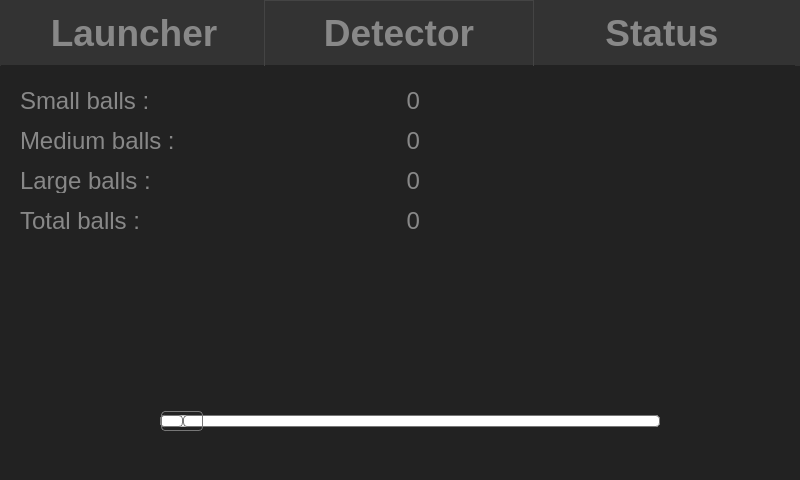
Above: mainwindow.ui from AlexVerschoot/MachineVisionGui before the change. Below: the same form after it.
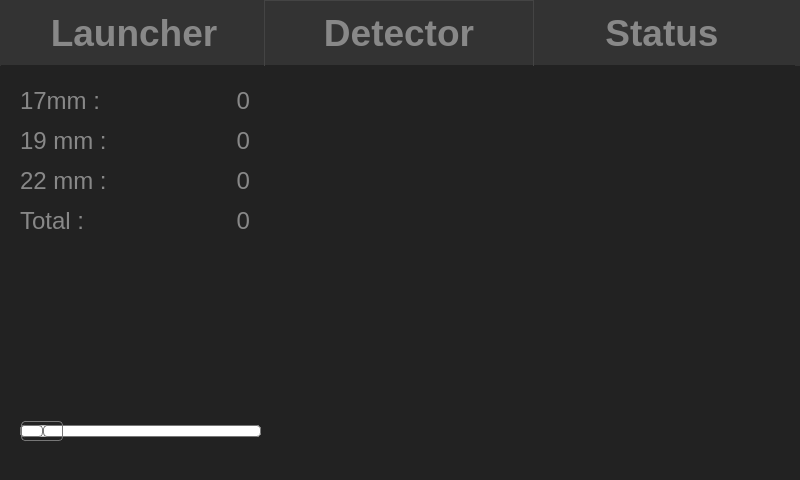
That is the form after the change. The open tabs and pages were chosen to show the change. Icons and pictures are not drawn.

Diff of the .ui file:
```diff
--- a/mainwindow.ui
+++ b/mainwindow.ui
@@ -355,9 +355,9 @@
      <widget class="QSlider" name="servoMotorControl">
       <property name="geometry">
        <rect>
-        <x>160</x>
-        <y>340</y>
-        <width>500</width>
+        <x>20</x>
+        <y>350</y>
+        <width>241</width>
         <height>27</height>
        </rect>
       </property>
@@ -435,10 +435,10 @@
      <widget class="QLabel" name="labelPicture">
       <property name="geometry">
        <rect>
-        <x>440</x>
-        <y>30</y>
-        <width>320</width>
-        <height>240</height>
+        <x>280</x>
+        <y>10</y>
+        <width>480</width>
+        <height>360</height>
        </rect>
       </property>
       <property name="text">
@@ -450,7 +450,7 @@
        <rect>
         <x>20</x>
         <y>20</y>
-        <width>200</width>
+        <width>125</width>
         <height>25</height>
        </rect>
       </property>
@@ -463,7 +463,7 @@
        <string notr="true">Color : #888;</string>
       </property>
       <property name="text">
-       <string>Small balls :</string>
+       <string>17mm :</string>
       </property>
       <property name="alignment">
        <set>Qt::AlignLeading|Qt::AlignLeft|Qt::AlignVCenter</set>
@@ -474,7 +474,7 @@
        <rect>
         <x>20</x>
         <y>60</y>
-        <width>200</width>
+        <width>125</width>
         <height>25</height>
        </rect>
       </property>
@@ -487,7 +487,7 @@
        <string notr="true">Color : #888;</string>
       </property>
       <property name="text">
-       <string>Medium balls :</string>
+       <string>19 mm :</string>
       </property>
       <property name="alignment">
        <set>Qt::AlignLeading|Qt::AlignLeft|Qt::AlignVCenter</set>
@@ -498,7 +498,7 @@
        <rect>
         <x>20</x>
         <y>100</y>
-        <width>200</width>
+        <width>125</width>
         <height>25</height>
        </rect>
       </property>
@@ -511,7 +511,7 @@
        <string notr="true">Color : #888;</string>
       </property>
       <property name="text">
-       <string>Large balls :</string>
+       <string>22 mm :</string>
       </property>
       <property name="alignment">
        <set>Qt::AlignLeading|Qt::AlignLeft|Qt::AlignVCenter</set>
@@ -522,7 +522,7 @@
        <rect>
         <x>20</x>
         <y>140</y>
-        <width>200</width>
+        <width>125</width>
         <height>25</height>
        </rect>
       </property>
@@ -535,7 +535,7 @@
        <string notr="true">Color : #888;</string>
       </property>
       <property name="text">
-       <string>Total balls :</string>
+       <string>Total :</string>
       </property>
       <property name="alignment">
        <set>Qt::AlignLeading|Qt::AlignLeft|Qt::AlignVCenter</set>
@@ -544,9 +544,9 @@
      <widget class="QLabel" name="label_sizeSmall">
       <property name="geometry">
        <rect>
-        <x>220</x>
+        <x>150</x>
         <y>20</y>
-        <width>200</width>
+        <width>100</width>
         <height>25</height>
        </rect>
       </property>
@@ -568,9 +568,9 @@
      <widget class="QLabel" name="label_sizeMedium">
       <property name="geometry">
        <rect>
-        <x>220</x>
+        <x>150</x>
         <y>60</y>
-        <width>200</width>
+        <width>100</width>
         <height>25</height>
        </rect>
       </property>
@@ -592,9 +592,9 @@
      <widget class="QLabel" name="label_sizeLarge">
       <property name="geometry">
        <rect>
-        <x>220</x>
+        <x>150</x>
         <y>100</y>
-        <width>200</width>
+        <width>100</width>
         <height>25</height>
        </rect>
       </property>
@@ -616,9 +616,9 @@
      <widget class="QLabel" name="label_sizeAll">
       <property name="geometry">
        <rect>
-        <x>220</x>
+        <x>150</x>
         <y>140</y>
-        <width>200</width>
+        <width>100</width>
         <height>25</height>
        </rect>
       </property>
```
Left out of the diff: 2 changed lines with no effect on the pictures.
